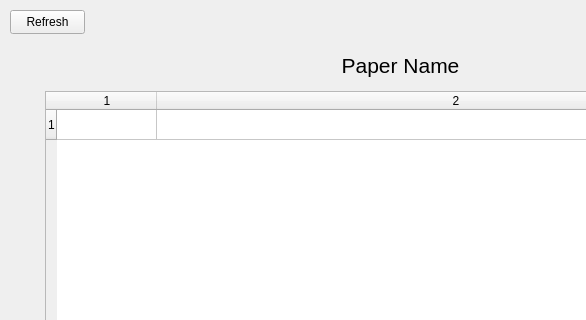
The window that ui/paperPanel.ui (SuperMonkeyRules/DTPythonL3) describes before a commit, drawn with Qt 5; both pictures show x 0 to 586 and y 0 to 320 of the 800 by 600 pixel window.
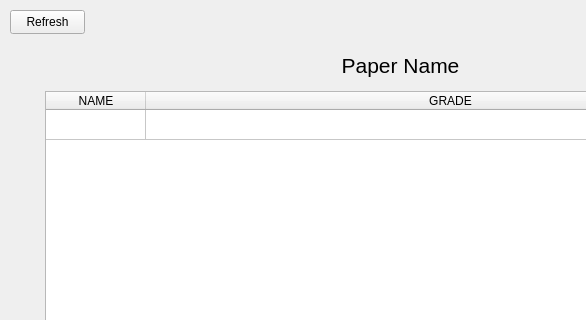
The same window after the commit.

Commit message: Fixes everywhere Added teacher ids Finished student display Start on adding grade editor

What changed in the file:
```diff
--- a/ui/paperPanel.ui
+++ b/ui/paperPanel.ui
@@ -54,9 +54,20 @@
     <attribute name="horizontalHeaderStretchLastSection">
      <bool>true</bool>
     </attribute>
+    <attribute name="verticalHeaderVisible">
+     <bool>false</bool>
+    </attribute>
     <row/>
-    <column/>
-    <column/>
+    <column>
+     <property name="text">
+      <string>NAME</string>
+     </property>
+    </column>
+    <column>
+     <property name="text">
+      <string>GRADE</string>
+     </property>
+    </column>
    </widget>
    <widget class="QLabel" name="paperLABEL">
     <property name="geometry">
```
The commit also changes 5 other files.
